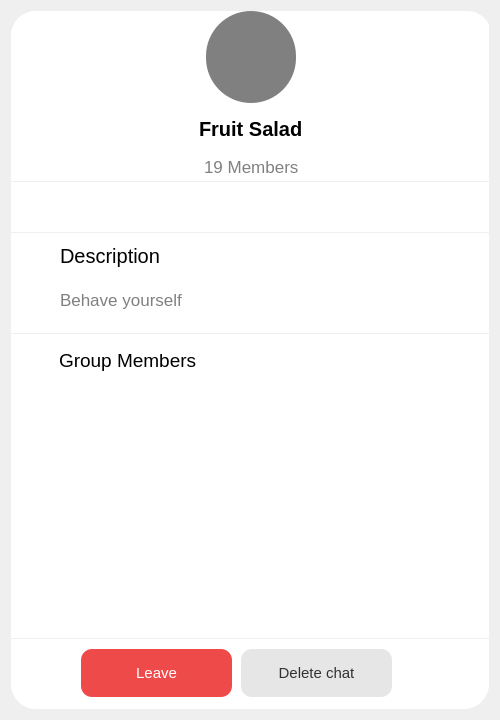
The window that ui/ChatRoom/Header/AboutG.ui (YousefAdel777/ChatAppGUI) describes before a commit, drawn with Qt 5.
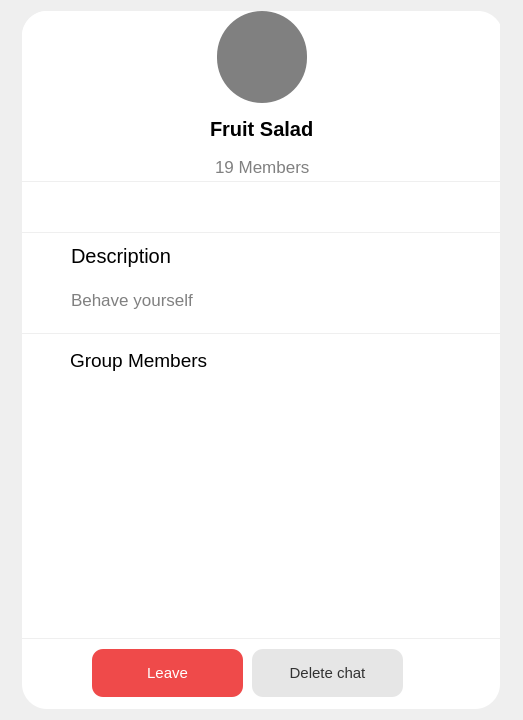
The same window after the commit. Icons and pictures are not drawn.

Patch:
```diff
--- a/ui/ChatRoom/Header/AboutG.ui
+++ b/ui/ChatRoom/Header/AboutG.ui
@@ -6,7 +6,7 @@
    <rect>
     <x>0</x>
     <y>0</y>
-    <width>500</width>
+    <width>523</width>
     <height>720</height>
    </rect>
   </property>
@@ -32,8 +32,8 @@
          <rect>
           <x>0</x>
           <y>0</y>
-          <width>480</width>
-          <height>696</height>
+          <width>503</width>
+          <height>700</height>
          </rect>
         </property>
         <property name="styleSheet">
@@ -462,7 +462,7 @@
                <rect>
                 <x>0</x>
                 <y>50</y>
-                <width>471</width>
+                <width>481</width>
                 <height>251</height>
                </rect>
               </property>
@@ -510,7 +510,7 @@
                 <rect>
                  <x>0</x>
                  <y>0</y>
-                 <width>451</width>
+                 <width>461</width>
                  <height>231</height>
                 </rect>
                </property>
```
Left out of the diff: 36 changed lines with no effect on the pictures.
